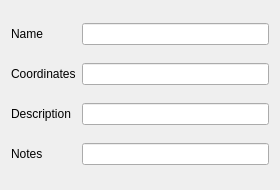
subsurface/subsurface, file qt-ui/simpledivesiteedit.ui: the form before one commit.
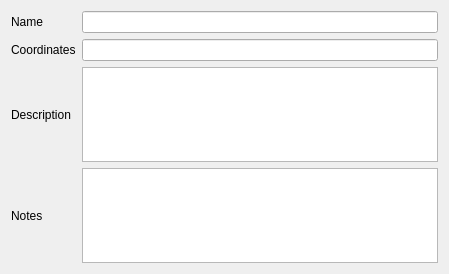
The form after the commit.

Commit message: Dive site rewrite: change the default sizes of the dialog

```diff
--- a/qt-ui/simpledivesiteedit.ui
+++ b/qt-ui/simpledivesiteedit.ui
@@ -6,8 +6,8 @@
    <rect>
     <x>0</x>
     <y>0</y>
-    <width>280</width>
-    <height>190</height>
+    <width>449</width>
+    <height>274</height>
    </rect>
   </property>
   <property name="windowTitle">
@@ -41,9 +41,6 @@
      </property>
     </widget>
    </item>
-   <item row="2" column="1">
-    <widget class="QLineEdit" name="diveSiteDescription"/>
-   </item>
    <item row="3" column="0">
     <widget class="QLabel" name="label_4">
      <property name="text">
@@ -51,8 +48,11 @@
      </property>
     </widget>
    </item>
+   <item row="2" column="1">
+    <widget class="QPlainTextEdit" name="diveSiteDescription"/>
+   </item>
    <item row="3" column="1">
-    <widget class="QLineEdit" name="diveSiteNotes"/>
+    <widget class="QPlainTextEdit" name="diveSiteNotes"/>
    </item>
   </layout>
  </widget>
```
The commit also changes 2 other files.
